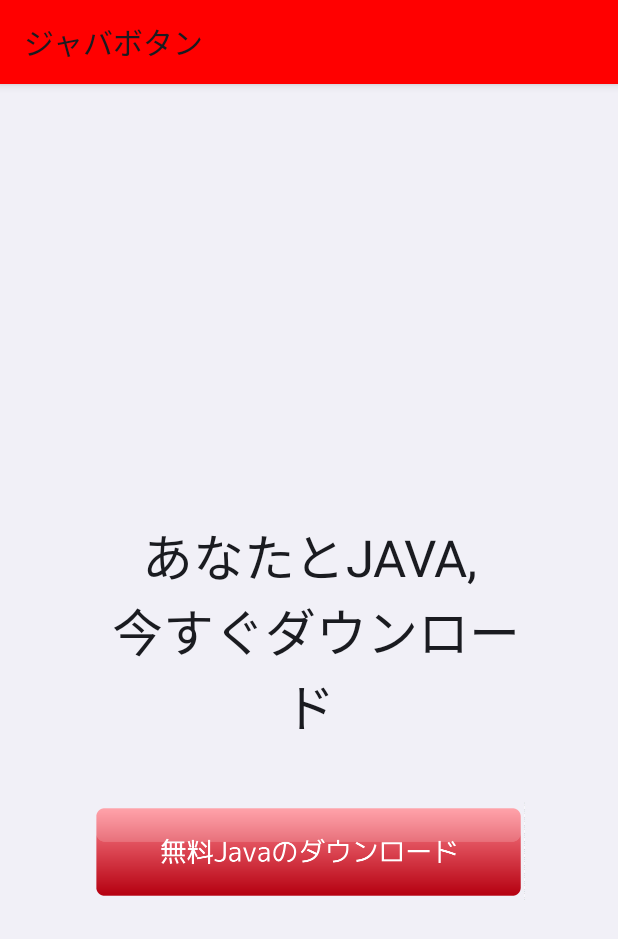
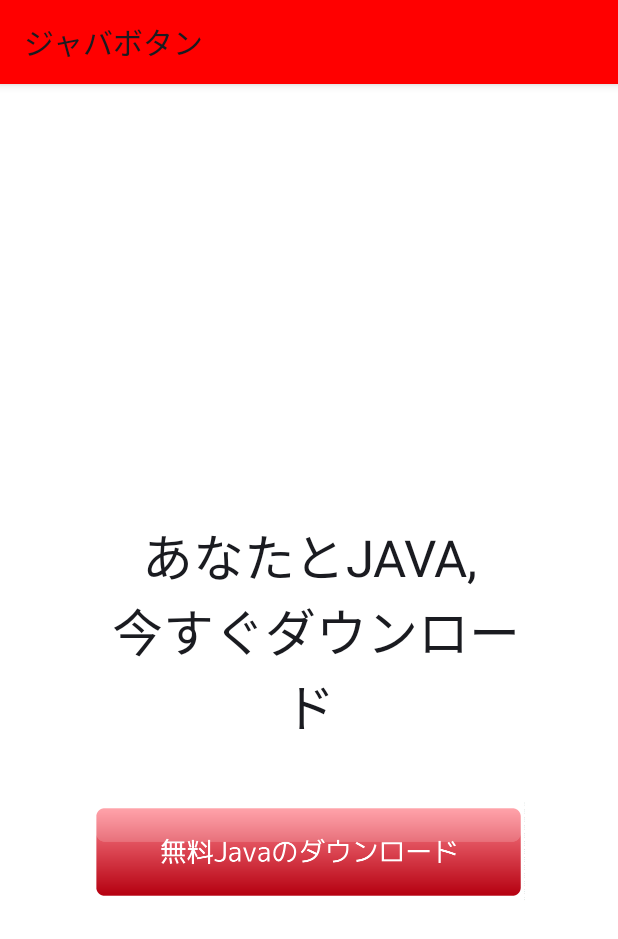
Before and after one commit to arigato-java/JavaButton, an Android app: the screen it shows after launch (MainActivity), on a phone screen of 412 x 824 dp. Shown: the top 939 px of the screen. Run offline under Robolectric (Android 15) with nearby library versions, the phone set to English and light mode, and no system bars; 1 statement that could not run was skipped.

Commit message:
make sure JavaField is always white regardless of system theme setting

```diff
--- a/app/src/main/res/layout/activity_main.xml
+++ b/app/src/main/res/layout/activity_main.xml
@@ -6,7 +6,8 @@
     android:paddingLeft="@dimen/activity_horizontal_margin"
     android:paddingRight="@dimen/activity_horizontal_margin"
     android:paddingTop="@dimen/activity_vertical_margin"
-    tools:context=".MainActivity" >
+    tools:context=".MainActivity"
+                android:background="@color/javafield">
 
     <TextView
         android:id="@+id/textView1"
--- a/app/src/main/res/values/colors.xml
+++ b/app/src/main/res/values/colors.xml
@@ -4,4 +4,5 @@
 	<color name="primary">#f00</color>
 	<color name="primary_dark">#a00</color>
 	<color name="accent">#f33</color>
+	<color name="javafield">#fff</color>
 </resources>
```
